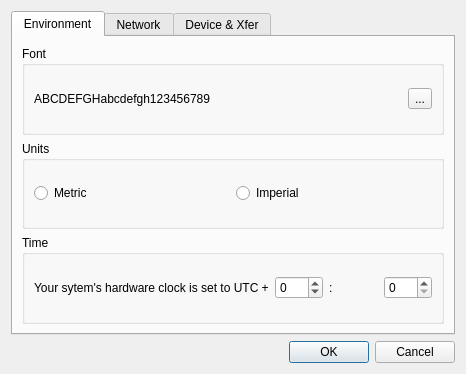
Old version of the form src/IDlgConfig.ui in the repository ntruchsess/QLandkarteGT.
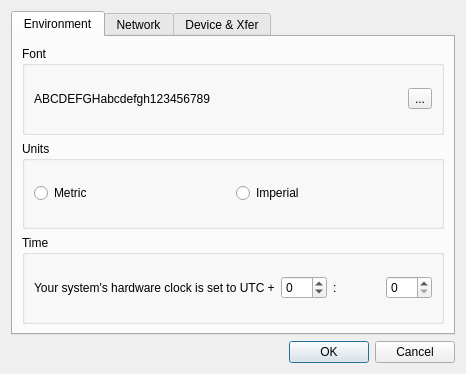
New version of the form.

Diff of the .ui file:
```diff
--- a/src/IDlgConfig.ui
+++ b/src/IDlgConfig.ui
@@ -78,7 +78,7 @@
           <item>
            <widget class="QLabel" name="label_2" >
             <property name="text" >
-             <string>Your sytem's hardware clock is set to UTC +</string>
+             <string>Your system's hardware clock is set to UTC +</string>
             </property>
            </widget>
           </item>
```
